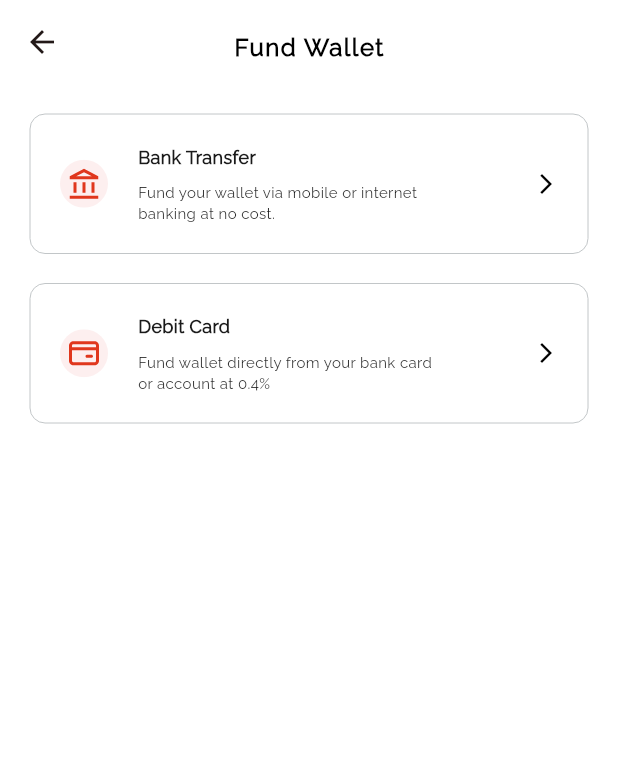
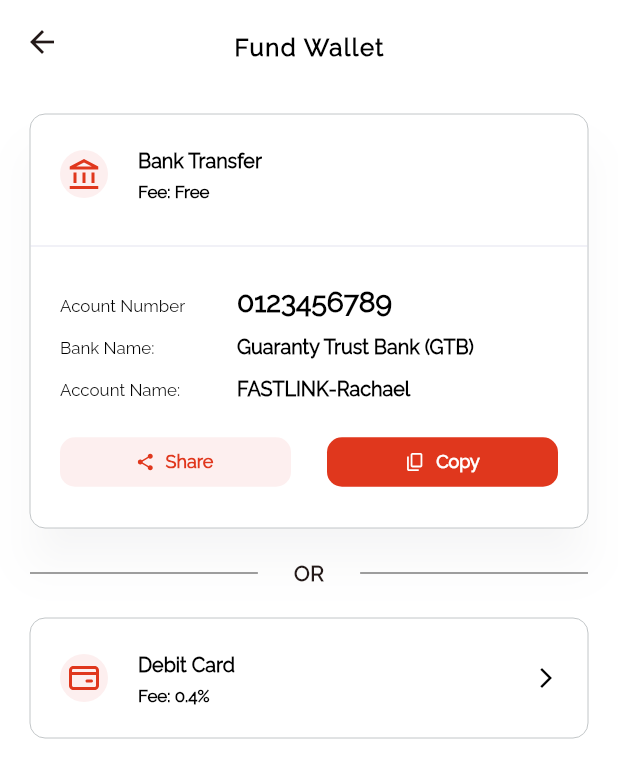
Before and after one commit to seyipaye/fastlink_bills, a Flutter app: the FundWalletScreen screen opened by its route, on a phone screen of 412 x 824 dp. Shown: the top 778 px of the screen. Run offline on Flutter 3.47's test engine with Material 3 defaults, Android fonts, the light colour scheme and no system bars; our stand-ins replace currency_text_input_formatter, dotted_line, flutter_screenutil, flutter_spinkit, flutter_svg, gap and 8 more; missing offline and left inert: clipboard, pwa_install; accounts and stored records are empty.

Commit message:
feat: Add Funds by Card Done

```diff
--- a/lib/core/app_routes.dart
+++ b/lib/core/app_routes.dart
@@ -13,8 +13,8 @@ import 'package:fastlink_app/presentation/modules/wallet/card_payment/card_detai
 import 'package:fastlink_app/presentation/modules/wallet/card_payment/card_details/card_screen_controller.dart';
 import 'package:fastlink_app/presentation/modules/wallet/card_payment/cards_controller.dart';
 import 'package:fastlink_app/presentation/modules/wallet/card_payment/cards_screen.dart';
-import 'package:fastlink_app/presentation/modules/wallet/card_payment/fund_with_card/fund_wallet_card.dart';
-import 'package:fastlink_app/presentation/modules/wallet/card_payment/fund_with_card/fund_with_card_controller.dart';
+import 'package:fastlink_app/presentation/modules/wallet/card_payment/amount/amount_screen.dart';
+import 'package:fastlink_app/presentation/modules/wallet/card_payment/amount/amount_controller.dart';
 import 'package:fastlink_app/presentation/modules/wallet/fund_wallet/fund_wallet_controller.dart';
 import 'package:fastlink_app/presentation/modules/wallet/fund_wallet/fund_wallet_screen.dart';
 import 'package:fastlink_app/presentation/modules/wallet/fund_wallet_response/fund_wallet_controller.dart';
@@ -85,7 +85,7 @@ class Routes {
   static const wallet = '/wallet';
   static const transactions = '/transactions';
   static const earnings = '/earnings';
-  static const fundWalletWithCard = '/fund-card';
+  static const inputAmount = '/fund-card';
   static const cardDetails = '/card-details';
   static const fundWalletResult = '/fund-Wallet-Result';
   static const transferKyc = '/transfer-kyc';
@@ -203,13 +203,14 @@ class AppPages {
 
     //Fund Wallet With Card.
     GetPage(
-      name: Routes.fundWalletWithCard,
-      page: () => FundWithCardScreen(),
+      name: Routes.inputAmount,
+      page: () => AmmountScreen(),
       binding: BindingsBuilder(() {
-        Get.put(FundWithCardController());
+        Get.put(AmountController());
       }),
       // middlewares: [EnsureAuthMiddleware()],
     ),
+
     // Card Details
     GetPage(
       name: Routes.cardDetails,
--- a/lib/main.dart
+++ b/lib/main.dart
@@ -139,7 +139,7 @@ class _MyAppState extends State<MyApp> {
     );
 
     return GetMaterialApp(
-      title: 'FastLink Internet',
+      title: 'FastLink Bills',
       debugShowCheckedModeBanner: false,
       //initialRoute: Routes.login,
       initialRoute: initialRoute,
--- /dev/null
+++ b/lib/presentation/modules/wallet/card_payment/amount/amount_controller.dart
@@ -0,0 +1,22 @@
+import 'package:currency_text_input_formatter/currency_text_input_formatter.dart';
+import 'package:get/get.dart';
+import 'package:intl/intl.dart';
+
+import '../../fund_wallet/fund_wallet_screen.dart';
+import 'amount_screen.dart';
+
+class AmountController extends GetxController {
+  final CurrencyTextInputFormatter formatter = CurrencyTextInputFormatter(
+    NumberFormat.currency(
+      locale: 'en_NG',
+      symbol: '',
+      decimalDigits: 0,
+      // customPattern: customPattern,
+    ),
+  );
+
+  void onProceedPressed() async {
+    // Get.toNamed(Routes.cards, arguments: amount.value);
+    final result = await Get.bottomSheet(CardSelectionBottomSheet());
+  }
+}
--- a/lib/presentation/modules/wallet/card_payment/card_details/card_details_screen.dart
+++ b/lib/presentation/modules/wallet/card_payment/card_details/card_details_screen.dart
@@ -1,5 +1,5 @@
 import 'package:fastlink_app/presentation/modules/wallet/card_payment/card_details/card_screen_controller.dart';
-import 'package:fastlink_app/presentation/modules/wallet/card_payment/fund_with_card/fund_with_card_controller.dart';
+import 'package:fastlink_app/presentation/modules/wallet/card_payment/amount/amount_controller.dart';
 import 'package:fastlink_app/presentation/modules/wallet/fund_wallet_response/fund_wallet_controller.dart';
 import 'package:fastlink_app/presentation/modules/wallet/fund_wallet_response/fund_wallet_result_screen.dart';
 import 'package:fastlink_app/presentation/utils/styles/color.dart';
--- a/lib/presentation/modules/wallet/card_payment/fund_with_card/fund_with_card_controller.dart
+++ /dev/null
@@ -1,3 +0,0 @@
-import 'package:get/get.dart';
-
-class FundWithCardController extends GetxController {}
--- a/lib/presentation/modules/wallet/fund_wallet/fund_wallet_controller.dart
+++ b/lib/presentation/modules/wallet/fund_wallet/fund_wallet_controller.dart
@@ -97,23 +97,23 @@ class FundWalletController extends GetxController {
       //'card' or 'others'
       final paymentMethod = await Get.bottomSheet(PaymentMethodBottomSheet());
 
-      if (paymentMethod == 'card') {
-        // Take user to Card Screen
+      // if (paymentMethod == 'card') {
+      //   // Take user to Card Screen
 
-        // Get.toNamed(Routes.cards, arguments: amount.value);
-        final result = await Get.bottomSheet(CardSelectionBottomSheet());
+      //   // Get.toNamed(Routes.cards, arguments: amount.value);
+      //   final result = await Get.bottomSheet(CardSelectionBottomSheet());
 
-        if (result is DebitCard) {
-          charge_card(result);
-          return;
-        } else if (result == 'new_card') {
-          type = 'card';
-        } else {
-          type = null;
-        }
-      } else if (paymentMethod == null) {
-        return;
-      }
+      //   if (result is DebitCard) {
+      //     charge_card(result);
+      //     return;
+      //   } else if (result == 'new_card') {
+      //     type = 'card';
+      //   } else {
+      //     type = null;
+      //   }
+      // } else if (paymentMethod == null) {
+      //   return;
+      // }
 
       showLoadingState;
 
--- a/lib/presentation/modules/wallet/fund_wallet/fund_wallet_screen.dart
+++ b/lib/presentation/modules/wallet/fund_wallet/fund_wallet_screen.dart
@@ -1,22 +1,16 @@
 import 'package:clipboard/clipboard.dart';
+import 'package:fastlink_app/core/app_routes.dart';
 import 'package:fastlink_app/core/extentions.dart';
 import 'package:fastlink_app/data/user/user.dart';
 import 'package:fastlink_app/presentation/modules/wallet/card_payment/cards_controller.dart';
-import 'package:fastlink_app/presentation/modules/wallet/card_payment/fund_with_card/fund_wallet_card.dart';
-import 'package:fastlink_app/presentation/modules/wallet/card_payment/fund_with_card/fund_with_card_controller.dart';
-import 'package:fastlink_app/presentation/modules/wallet/transfer_payment/kyc/kyc_controller.dart';
-import 'package:fastlink_app/presentation/modules/wallet/transfer_payment/kyc/kyc_screen.dart';
 import 'package:fastlink_app/presentation/utils/styles/color.dart';
-import 'package:fastlink_app/presentation/utils/styles/text_size.dart';
 import 'package:fastlink_app/presentation/widgets/app_card.dart';
 import 'package:fastlink_app/presentation/widgets/app_text_form_field.dart';
-import 'package:fastlink_app/presentation/widgets/spacer.dart';
 import 'package:fastlink_app/resources/assets.gen.dart';
 import 'package:pwa_install/pwa_install.dart' as pwa;
 
 import 'package:flutter/gestures.dart';
 import 'package:flutter/material.dart';
-import 'package:flutter/services.dart';
 import 'package:flutter_svg/svg.dart';
 import 'package:gap/gap.dart';
 import 'package:get/get.dart';
@@ -24,11 +18,8 @@ import 'package:url_launcher/url_launcher.dart';
 
 import '../../../utils/colors.dart';
 import '../../../utils/constants.dart';
-import '../../../widgets/column_pro.dart';
+import '../../../widgets/app_buttons.dart';
 import 'fund_wallet_controller.dart';
-
-import 'package:flutter/material.dart';
-import 'package:get/get.dart';
 
 class FundWalletScreen extends GetView<FundWalletController> {
   FundWalletScreen({Key? key}) : super(key: key);
@@ -40,35 +31,45 @@ class FundWalletScreen extends GetView<FundWalletController> {
       appBar: AppBar(
         title: Text('Fund Wallet'),
       ),
-      body: _fundWalletView(),
+      body: _fundWalletBody(),
     );
   }
 
-  Widget _fundWalletView() {
+  Widget _fundWalletBody() {
     return ListView(
       padding: EdgeInsets.only(left: 20, right: 20, top: 20),
       children: [
-        PaymentWidget(
-          image: Assets.images.bankSvg.svg(),
-          bigDescription: 'Bank Transfer',
-          smallDescription:
-              'Fund your wallet via mobile or internet \nbanking at no cost.',
-          onTap: () {
-            // Instantiate the ProfilePageController before navigating
-            Get.put(KycController());
-            Get.to(() => KycScreen());
-          },
+        BankTransferItem(),
+        gap20,
+        Row(
+          children: [
+            Expanded(
+                child: Divider(
+              color: Colors.black,
+              thickness: 0.5,
+            )),
+            gap24,
+            Text(
+              'OR',
+              style: TextStyle(
+                fontWeight: FontWeight.w600,
+              ),
+            ),
+            gap24,
+            Expanded(
+                child: Divider(
+              color: Colors.black,
+              thickness: 0.5,
+            )),
+          ],
         ),
-        verticalSpace(20),
+        gap20,
         PaymentWidget(
           image: Assets.images.cardSvg.svg(),
-          bigDescription: 'Debit Card',
-          smallDescription:
-              'Fund wallet directly from your bank card \nor account at 0.4% ',
+          title: 'Debit Card',
+          text: 'Fee: 0.4% ',
           onTap: () {
-            // Instantiate the ProfilePageController before navigating
-            Get.put(FundWithCardController());
-            Get.to(() => FundWithCardScreen());
+            Get.toNamed(Routes.inputAmount);
           },
         ),
       ],
@@ -76,16 +77,126 @@ class FundWalletScreen extends GetView<FundWalletController> {
   }
 }
 
+class BankTransferItem extends StatelessWidget {
+  const BankTransferItem({
+    super.key,
+  });
+
+  Widget _buildRow({
+    required value,
+    required title,
+  }) {
+    return Row(
+      children: [
+        SizedBox(
+          child: Text(title).applyStyle(fontSize: 12),
+          width: 110,
+        ),
+        gap8,
+        value,
+      ],
+    );
+  }
+
+  @override
+  Widget build(BuildContext context) {
+    return AppMaterial(
+      // elevation: 0,
+      radius: 10,
+      child: Column(
+        children: [
+          Padding(
+            padding: const EdgeInsets.all(20),
+            child: Row(
+              mainAxisAlignment: MainAxisAlignment.start,
+              children: [
+                Assets.images.bankSvg.svg(),
+                //SizedBox(width: 16),
+                gap20,
+                Expanded(
+                  child: Column(
+                    crossAxisAlignment: CrossAxisAlignment.start,
+                    children: [
+                      Text('Bank Transfer').applyStyle(bold: true),
+                      Text('Fee: Free').applyStyle(bold: true, fontSize: 12),
+                    ],
+                  ),
+                ),
+              ],
+            ),
+          ),
+          kDivider,
+          Padding(
+            padding: const EdgeInsets.all(20),
+            child: Column(
+              children: [
+                _buildRow(
+                  title: 'Acount Number',
+                  value: Text('0123456789').applyStyle(
+                    fontSize: 20,
+                    bold: true,
+                  ),
+                ),
+                gap8,
+                _buildRow(
+                  title: 'Bank Name:',
+                  value: Text('Guaranty Trust Bank (GTB)').applyStyle(
+                    bold: true,
+                  ),
+                ),
+                gap8,
+                _buildRow(
+                  title: 'Account Name: ',
+                  value: Text('FASTLINK-Rachael').applyStyle(
+                    bold: true,
+                  ),
+                ),
+                gap16,
+                Row(
+                  children: [
+                    Expanded(
+                      child: AppElevatedButton(
+                        height: 33,
+                        text: 'Share',
+                        fontSize: 12,
+                        foregroundColor: AppColors.primary,
+                        backgroundColor: AppColors.light_primary,
+                        icon: Assets.icons.share.svg(height: 12),
+                        onPressed: () {},
+                      ),
+                    ),
+                    gap24,
+                    Expanded(
+                      child: AppElevatedButton(
+                        height: 33,
+                        text: 'Copy',
+                        fontSize: 12,
+                        foregroundColor: Colors.white,
+                        icon: Assets.icons.copy.svg(height: 12),
+                        onPressed: () {},
+                      ),
+                    ),
+                  ],
+                )
+              ],
+            ),
+          ),
+        ],
+      ),
+    );
+  }
+}
+
 class PaymentWidget extends StatelessWidget {
-  final String bigDescription;
-  final String smallDescription;
+  final String title;
+  final String text;
   final Widget image;
   final VoidCallback? onTap;
 
   const PaymentWidget({
     Key? key,
-    required this.bigDescription,
-    required this.smallDescription,
+    required this.title,
+    required this.text,
     required this.image,
     required this.onTap,
   }) : super(key: key);
@@ -101,19 +212,13 @@ class PaymentWidget extends StatelessWidget {
         mainAxisAlignment: MainAxisAlignment.start,
         children: [
           image,
-          //SizedBox(width: 16),
           gap20,
           Expanded(
             child: Column(
               crossAxisAlignment: CrossAxisAlignment.start,
-              //mainAxisAlignment: MainAxisAlignment.spaceEvenly,
               children: [
-                Text(bigDescription, style: FBText.fBTextBlackBold12),
-                gap8,
-                Text(
-                  smallDescription,
-                  style: FBText.fBTextBlacklittle,
-                ),
+                Text(title).applyStyle(bold: true),
+                Text(text).applyStyle(bold: true, fontSize: 12),
               ],
             ),
           ),
@@ -594,123 +699,3 @@ class PaymentMethodBottomSheet extends StatelessWidget {
     );
   }
 }
-
-class CardSelectionBottomSheet extends StatelessWidget {
-  @override
-  Widget build(BuildContext context) {
-    return Container(
-      color: Colors.white,
-      padding: EdgeInsets.fromLTRB(16, 36, 16, 35),
-      child: SafeArea(
-        child: Column(
-          mainAxisSize: MainAxisSize.min,
-          crossAxisAlignment: CrossAxisAlignment.stretch,
-          children: [
-            Text(
-              'Card Tansaction',
-              style: Get.theme.appBarTheme.titleTextStyle,
-              textAlign: TextAlign.center,
-            ),
-            Gap(36),
-            Row(
-              mainAxisAlignment: MainAxisAlignment.spaceBetween,
-              children: [
-                Column(
-                  crossAxisAlignment: CrossAxisAlignment.start,
-                  children: [
-                    Text(
-                      'Saved cards',
-                      style: Get.textTheme.titleSmall,
-                    ),
-                    Text(
-                      'List of all cards you saved',
-                      style: Get.textTheme.bodySmall,
-                    ),
-                  ],
-                ),
-                TextButton(
-                  onPressed: () {
-                    Get.back(result: 'new_card');
-                  },
-                  child: Text(
-                    'Use a new card',
-                    style: Get.textTheme.labelMedium
-                        ?.apply(color: AppColors.primary),
-                  ),
-                )
-              ],
-            ),
-            Expanded(
-              child: GetX<CardsSelectionController>(
-                init: CardsSelectionController(),
-                builder: (controller) => controller.cards.value == null
-                    ? Center(
-                        child: CircularProgressIndicator(),
-                      )
-                    : controller.cards.value?.isEmpty ?? false
-                        ? Center(
-                            child: Text(
-                              'Oops, no saved card. \nkindly add a new card up there',
-                              textAlign: TextAlign.center,
-                            ),
-                          )
-                        : ListView.builder(
-                            itemCount: controller.cards.value!.length,
-                            shrinkWrap: true,
-                            padding: EdgeInsets.only(top: 20),
-                            physics: NeverScrollableScrollPhysics(),
-                            itemBuilder: (context, index) {
-                              final debitCard = controller.cards.value![index];
-
-                              return Padding(
-                                padding: EdgeInsetsDirectional.only(top: 20),
-                                child: OutlineMaterial(
-                                  padding: EdgeInsets.symmetric(
-                                    vertical: 10,
-                                    horizontal: 15,
-                                  ),
-                                  onTap: () {
-                                    Get.back(result: debitCard);
-                                  },
-                                  child: Row(
-                                    children: [
-                                      Expanded(
-                                        child: Column(
-                                          crossAxisAlignment:
-                                              CrossAxisAlignment.start,
-                                          children: [
-                                            Text(
-                                              '${debitCard.card_type.capitalize!} XXXX ${debitCard.last4}',
-                                              style: Get.textTheme.labelMedium,
-                                            ),
-                                            Text(
-                                              'Expires ${debitCard.exp_month}/${debitCard.exp_year}',
-                                              style: Get.textTheme.labelSmall,
-                                            )
-                                          ],
-                                        ),
-                                      ),
-                                      IconButton(
-                                        onPressed: () {
-                                          controller.delete_card(debitCard.id);
-                                        },
-                                        icon: Image.asset(
-                                          'assets/icons/trash.png',
-                                          height: 20,
-                                        ),
-                                      )
-                                    ],
-                                  ),
-                                ),
-                              );
-                            },
-                          ),
-              ),
-            ),
-            Gap(36),
-          ],
-        ),
-      ),
-    );
-  }
-}
--- a/lib/presentation/utils/colors.dart
+++ b/lib/presentation/utils/colors.dart
@@ -34,6 +34,8 @@ class AppColors {
 
   static const Color offset = Color(0x14323247);
 
+  static const Color light_primary = Color(0xFFFDEFEF);
+
   // static const MaterialColor primary = Color(0xFFE0371D);
 
   static const MaterialColor primary = MaterialColor(
--- a/lib/presentation/utils/constants.dart
+++ b/lib/presentation/utils/constants.dart
@@ -102,6 +102,11 @@ kMoneyTextStyle({
       letterSpacing: .75,
       color: color,
     );
+
+const kDivider = const Divider(
+  color: AppColors.outline,
+  thickness: 0.5,
+);
 
 get kDropDownIcon => ImageIcon(
       AssetImage('assets/icons/angle_down.png'),
--- a/lib/presentation/widgets/app_buttons.dart
+++ b/lib/presentation/widgets/app_buttons.dart
@@ -60,28 +60,45 @@ class AppElevatedButton extends StatelessWidget {
     required this.text,
     required this.onPressed,
     this.icon,
+    this.height = 56,
     this.width = 56,
+    this.foregroundColor = Colors.white,
+    this.backgroundColor = AppColors.primary,
+    this.fontSize = 16,
   });
 
   final String text;
-  final String? icon;
+  final Widget? icon;
   final VoidCallback onPressed;
-  final double width;
+  final double width; // 0 to shrink not in Expanded
+  final double height; // 0 to shrink
+
+  final Color foregroundColor;
+  final Color backgroundColor;
+
+  final double fontSize;
 
   @override
   Widget build(BuildContext context) {
     return ElevatedButton(
       style: ElevatedButton.styleFrom(
-        elevation: 0,
-        shape: kRoundedRectangularBorder(radius: 10),
-        fixedSize: Size(0, width),
-      ),
+          elevation: 0,
+          shape: kRoundedRectangularBorder(radius: 10),
+          minimumSize: Size(width, height),
+          backgroundColor: backgroundColor),
       child: Row(
         mainAxisAlignment: MainAxisAlignment.center,
         children: [
-          if (icon != null) SvgPicture.asset(icon!),
+          if (icon != null) icon!,
           if (icon != null) const Gap(8),
-          Text(text),
+          Text(
+            text,
+            style: TextStyle(
+              color: foregroundColor,
+              fontSize: fontSize,
+              fontWeight: FontWeight.w600,
+            ),
+          ),
         ],
       ),
       onPressed: onPressed,
@@ -130,13 +147,13 @@ class AppIconButton2 extends StatelessWidget {
     super.key,
     this.width,
     this.iconWidth = 24,
-    required this.assetName,
+    required this.icon,
     this.onPressed,
   });
 
   final double? width;
   final double iconWidth;
-  final String assetName;
+  final Widget icon;
   final VoidCallback? onPressed;
 
   @override
@@ -147,14 +164,11 @@ class AppIconButton2 extends StatelessWidget {
       height: width ?? iconWidth + 20,
       width: width ?? iconWidth + 20,
       child: IconButton(
-        iconSize: 10,
+        iconSize: 20,
         style: IconButton.styleFrom(
           padding: EdgeInsets.zero,
         ),
-        icon: Image.asset(
-          assetName,
-          width: iconWidth,
-        ),
+        icon: icon,
         onPressed: onPressed,
       ),
     );
--- a/lib/presentation/widgets/app_card.dart
+++ b/lib/presentation/widgets/app_card.dart
@@ -64,6 +64,7 @@ class AppMaterial extends StatelessWidget {
   final List<BoxShadow>? boxShadow;
   final VoidCallback? onTap;
   final BoxDecoration? decoration;
+  final bool showOutline;
 
   const AppMaterial({
     Key? key,
@@ -82,6 +83,7 @@ class AppMaterial extends StatelessWidget {
     this.elevation = 13.0,
     this.clipBehavior = Clip.none,
     this.decoration,
+    this.showOutline = true,
   }) : super(key: key);
   @override
   Widget build(BuildContext context) {
@@ -104,7 +106,7 @@ class AppMaterial extends StatelessWidget {
               width: width,
               alignment: alignment,
               decoration: decoration ??
-                  (elevation == 0
+                  (showOutline
                       ? BoxDecoration(
                           borderRadius: BorderRadius.circular(radius),
                           border: Border.all(
--- a/lib/resources/assets.gen.dart
+++ b/lib/resources/assets.gen.dart
@@ -25,6 +25,9 @@ class $AssetsIconsGen {
   SvgGenImage get cellphoneSound =>
       const SvgGenImage('assets/icons/cellphone_sound.svg');
 
+  /// File path: assets/icons/copy.svg
+  SvgGenImage get copy => const SvgGenImage('assets/icons/copy.svg');
+
   /// File path: assets/icons/down_icon.svg
   SvgGenImage get downIcon => const SvgGenImage('assets/icons/down_icon.svg');
 
@@ -43,6 +46,9 @@ class $AssetsIconsGen {
   /// File path: assets/icons/phone.svg
   SvgGenImage get phone => const SvgGenImage('assets/icons/phone.svg');
 
+  /// File path: assets/icons/share.svg
+  SvgGenImage get share => const SvgGenImage('assets/icons/share.svg');
+
   /// File path: assets/icons/trash.png
   AssetGenImage get trash => const AssetGenImage('assets/icons/trash.png');
 
@@ -51,11 +57,13 @@ class $AssetsIconsGen {
         announce,
         bullet,
         cellphoneSound,
+        copy,
         downIcon,
         fastlinkWifi,
         notification,
         paymentIcon,
         phone,
+        share,
         trash
       ];
 }
```
Also changed, not shown: lib/presentation/modules/wallet/card_payment/amount/amount_screen.dart (added, +172 -0 lines), lib/presentation/modules/wallet/card_payment/fund_with_card/fund_wallet_card.dart (deleted, +0 -56 lines), assets/icons/copy.svg (added), assets/icons/share.svg (added), 1 other file.
